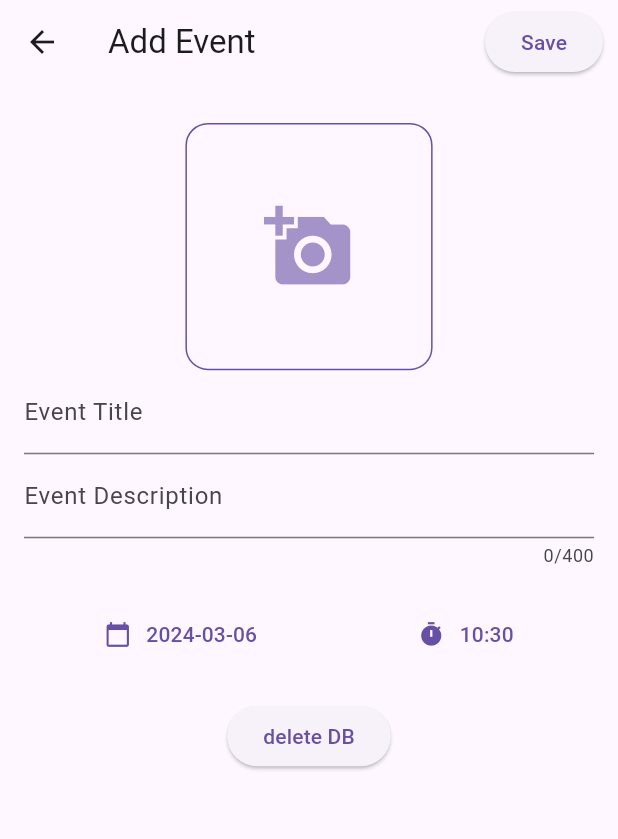
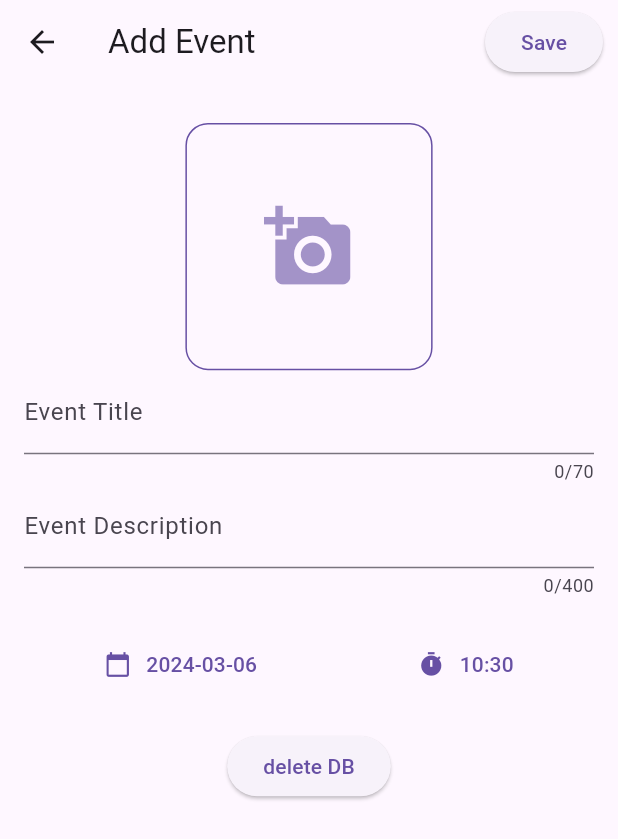
Before and after one commit to Zhenya-Mykhalskyi/calendar-bloc, a Flutter app: the AddEventScreen screen opened directly, on a phone screen of 412 x 824 dp. Shown: the top 839 px of the screen. Run offline on Flutter 3.47's test engine with Material 3 defaults, Android fonts, the phone set to English and light mode, and no system bars; our stand-ins replace equatable, flutter_bloc, image_picker, sqflite, table_calendar; accounts and stored records are empty.

Commit message:
feat: custom text form field

```diff
--- a/lib/features/add_event/view/add_event_screen.dart
+++ b/lib/features/add_event/view/add_event_screen.dart
@@ -10,6 +10,7 @@ import 'package:keym_calendar/features/day_events/bloc/day_events_bloc.dart';
 import 'package:keym_calendar/features/add_event/widgets/date_time_picker.dart';
 import 'package:keym_calendar/features/add_event/widgets/image_picker.dart';
 import 'package:keym_calendar/repositories/calendar/models/event.dart';
+import 'package:keym_calendar/features/add_event/widgets/custom_text_form_field.dart';
 
 class AddEventScreen extends StatefulWidget {
   final Event? event;
@@ -103,39 +104,16 @@ class _AddEventScreenState extends State<AddEventScreen> {
                 onImagePicked: _handleImagePicked,
                 currentImagePath: _currentImagePath,
               ),
-              TextFormField(
+              CustomTextFormField(
                 controller: _titleController,
-                validator: (value) {
-                  if (value!.isEmpty) {
-                    return 'Please enter a title';
-                  }
-                  if (value.length > 70) {
-                    return 'Title should not exceed 70 characters';
-                  }
-                  return null;
-                },
-                autocorrect: false,
-                decoration: const InputDecoration(labelText: 'Event Title'),
+                maxLength: 70,
+                labelText: 'Event Title',
               ),
-              TextFormField(
+              CustomTextFormField(
                 controller: _descriptionController,
-                validator: (value) {
-                  if (value!.isEmpty) {
-                    return 'Please enter a description';
-                  }
-                  if (value.length > 400) {
-                    return 'Description should not exceed 400 characters';
-                  }
-                  return null;
-                },
-                autocorrect: false,
-                keyboardType: TextInputType.multiline,
-                maxLines: null,
                 maxLength: 400,
-                decoration: const InputDecoration(
-                  labelText: 'Event Description',
-                  counterText: null,
-                ),
+                labelText: 'Event Description',
+                isDescription: true,
               ),
               Padding(
                 padding: const EdgeInsets.symmetric(vertical: 20),
--- /dev/null
+++ b/lib/features/add_event/widgets/custom_text_form_field.dart
@@ -0,0 +1,45 @@
+import 'package:flutter/material.dart';
+
+class CustomTextFormField extends StatelessWidget {
+  const CustomTextFormField({
+    super.key,
+    required this.controller,
+    this.isDescription,
+    required this.maxLength,
+    required this.labelText,
+  });
+
+  final TextEditingController controller;
+  final bool? isDescription;
+  final int maxLength;
+  final String labelText;
+
+  @override
+  Widget build(BuildContext context) {
+    return TextFormField(
+      controller: controller,
+      validator: (value) {
+        if (value!.isEmpty) {
+          return isDescription == true
+              ? 'Please enter a description'
+              : 'Please enter a title';
+        }
+        if (value.length > maxLength) {
+          return isDescription == true
+              ? 'Description should not exceed 400 characters'
+              : 'Title should not exceed 70 characters';
+        }
+        return null;
+      },
+      keyboardType:
+          isDescription == true ? TextInputType.multiline : TextInputType.text,
+      maxLines: isDescription == true ? null : 1,
+      maxLength: maxLength,
+      autocorrect: false,
+      decoration: InputDecoration(
+        labelText: labelText,
+        counterText: null,
+      ),
+    );
+  }
+}
```
